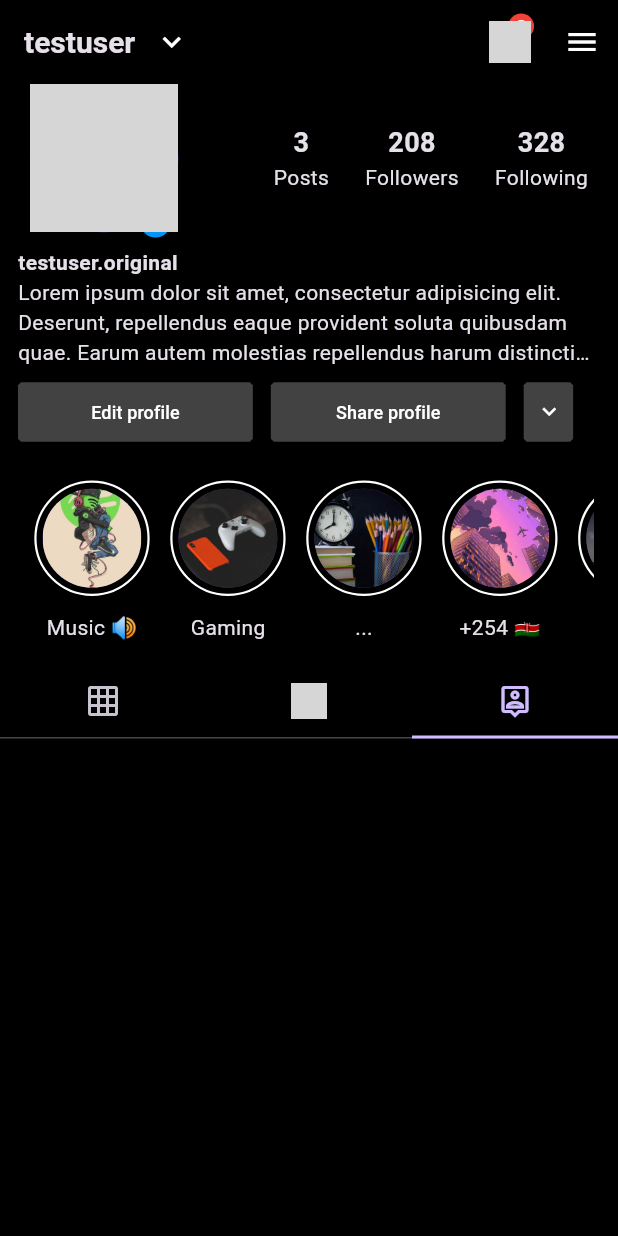
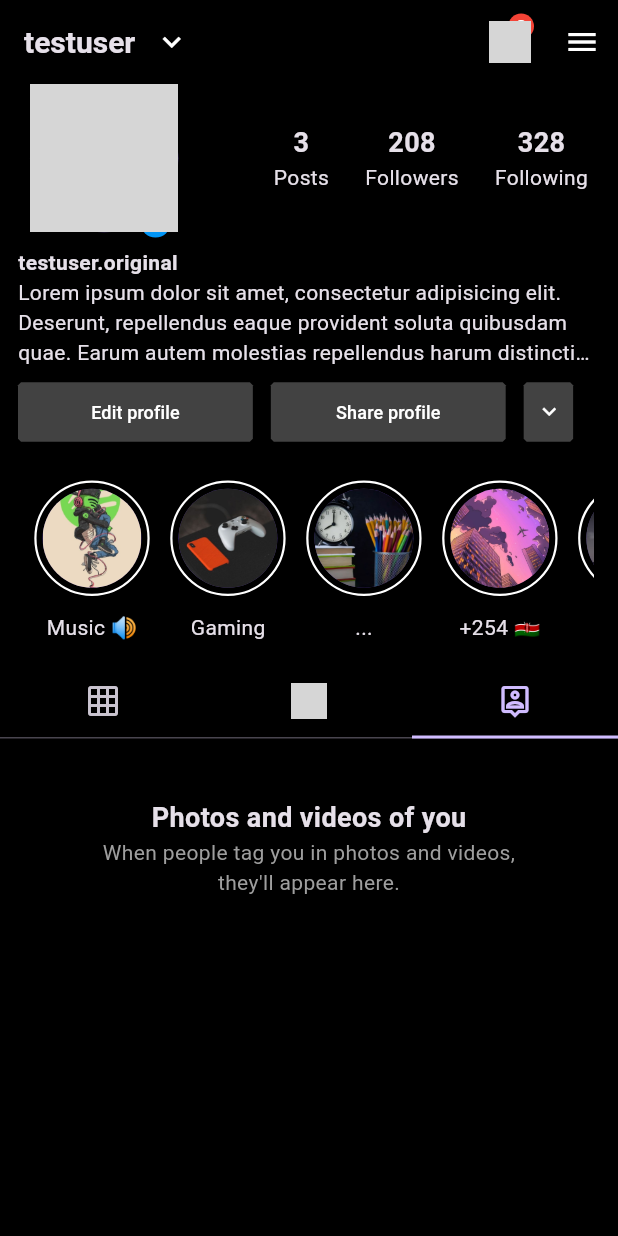
Before and after one commit to MoriKeli/instgram_app_clone, a Flutter app: the ProfileScreen screen opened by its route, tab 3 chosen, on a phone screen of 412 x 824 dp. Run offline on Flutter 3.47's test engine with Material 3 defaults, Android fonts, the phone set to English and light mode, and no system bars; grey boxes are pictures that could not be loaded.

Commit message:
updated document format - indentation, and  added more descriptive comments

```diff
--- a/lib/screens/profile/components/profile_screen_body.dart
+++ b/lib/screens/profile/components/profile_screen_body.dart
@@ -67,14 +67,42 @@ class TabsContent extends StatelessWidget {
     return SizedBox(
       height:
       // if array is empty set the height to 200.0 otherwise calculate max height
-      myPosts.isEmpty ? 200.0 : (myPosts.length * (MediaQuery.of(context).size.height * .18  + 4.0) / 3),  // max height = (no. of images in the array * height of each image + margins) / 3 columns
+      myPosts.isEmpty
+        ? 200.0
+        : (myPosts.length * (MediaQuery.of(context).size.height * .18 + 4.0) / 3), // max height = (no. of images in the array * height of each image + margins) / 3 columns
       child: TabBarView(
         controller: _tabController,
         children: [
-          myPosts.isEmpty ? Center(child: Text('No post')) : AllPostsWidget(),   // if the user has not posted anything display 'No post' otherwise display their post(s)
+          // 1. My posts tab view
+          myPosts.isEmpty
+            ? Center(child: Text('No post'))
+            : AllPostsWidget(), // if the user has not posted anything display 'No post' otherwise display their post(s)
+
+          // 2. Reels tab view
           myReels.isEmpty ? Center(child: Text('No reel')) : UserReelsWidget(),
-          taggedPosts.isEmpty ? Center(child: Text('No tagged post')) : TaggedPostsWidget(),
 
+          // 3. tagged posts tab view
+          taggedPosts.isEmpty
+            ? Center(
+                child: Padding(
+                  padding: const EdgeInsets.symmetric(horizontal: 64.0, vertical: 40.0),
+                  child: Column(
+                    children: [
+                      Text(
+                        'Photos and videos of you',
+                        style: TextStyle(fontSize: 18.0, fontWeight: FontWeight.bold),
+                      ),
+                      Text(
+                        "When people tag you in photos and videos, they'll appear here.",
+                        softWrap: true,
+                        style: TextStyle(color: kTextSecondaryColor),
+                        textAlign: TextAlign.center,
+                      ),
+                    ],
+                  ),
+                )
+              )
+            : TaggedPostsWidget(),
         ],
       ),
     );
```
